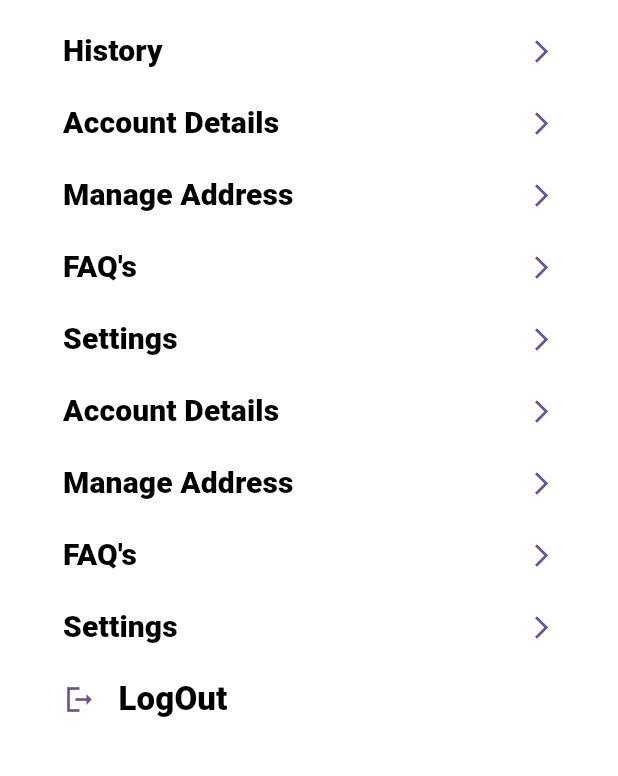
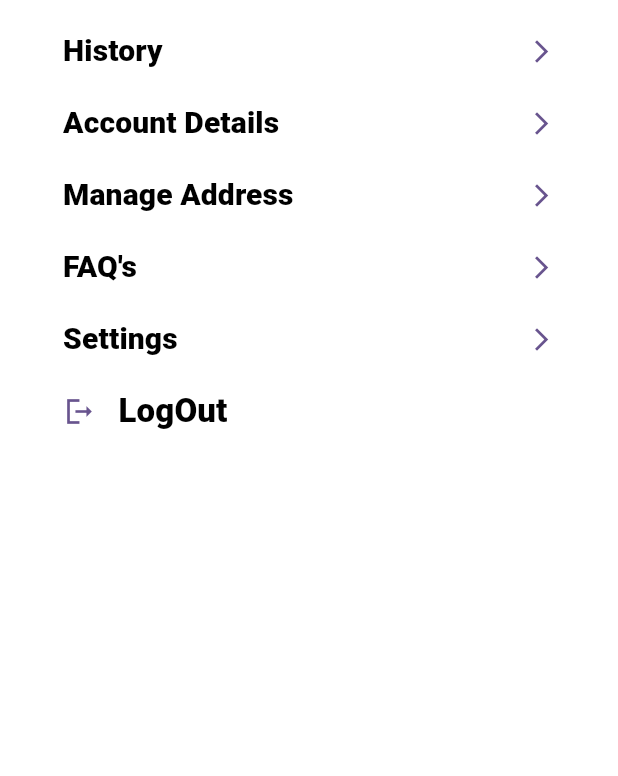
Before and after one commit to Ayush0316/ngo-app, a Flutter app: the Account screen opened directly, on a phone screen of 412 x 824 dp, the part 384-1160 px from its top. Run offline on Flutter 3.47's test engine with Material 2 defaults, Android fonts, the phone set to English and light mode, and no system bars; our stand-ins replace carousel_slider, cloud_firestore, firebase_auth, firebase_core, flutter_form_builder, form_builder_validators and 2 more; missing offline and left inert: adaptive_layout, autocomplete_textfield, form_builder_phone_field, sliding_switch; accounts and stored records are empty; Roboto replaces fonts that are missing (Roboto-Black).

Commit message:
conflits solved

```diff
--- a/ngo_app/lib/screens/Account/account.dart
+++ b/ngo_app/lib/screens/Account/account.dart
@@ -182,7 +182,8 @@ class _AccountState extends State<Account> {
                           )),
                       TextButton(
                           onPressed: () {
-                            const manage_address();
+                            Navigator.of(context).push(MaterialPageRoute(
+                                builder: (context) => const manage_address()));
                           },
                           child: Row(
                             mainAxisAlignment: MainAxisAlignment.spaceBetween,
@@ -207,96 +208,6 @@ class _AccountState extends State<Account> {
                             Navigator.of(context).push(MaterialPageRoute(
                                 builder: (context) => const faq()));
                           },
-                          child: Row(
-                            mainAxisAlignment: MainAxisAlignment.spaceBetween,
-                            children: [
-                              Text(
-                                "FAQ's",
-                                style: TextStyle(
-                                  color: Colors.black,
-                                  fontSize: 20.0,
-                                  fontWeight: FontWeight.normal,
-                                  fontFamily: 'Roboto-Black',
-                                ),
-                              ),
-                              Icon(
-                                Icons.arrow_forward_ios_sharp,
-                                size: 18,
-                              )
-                            ],
-                          )),
-                      TextButton(
-                          onPressed: () {
-                            Navigator.of(context).push(MaterialPageRoute(
-                                builder: (context) => const settings_user()));
-                          },
-                          child: Row(
-                            mainAxisAlignment: MainAxisAlignment.spaceBetween,
-                            children: [
-                              Text(
-                                "Settings",
-                                style: TextStyle(
-                                  color: Colors.black,
-                                  fontSize: 20.0,
-                                  fontWeight: FontWeight.normal,
-                                  fontFamily: 'Roboto-Black',
-                                ),
-                              ),
-                              Icon(
-                                Icons.arrow_forward_ios_sharp,
-                                size: 18,
-                              )
-                            ],
-                          )),
-                      TextButton(
-                          onPressed: () async {
-                            while (Navigator.canPop(context)) {
-                              Navigator.pop(context);
-                            }
-                          },
-                          child: Row(
-                            mainAxisAlignment: MainAxisAlignment.spaceBetween,
-                            children: [
-                              Text(
-                                "Account Details",
-                                style: TextStyle(
-                                  color: Colors.black,
-                                  fontSize: 20.0,
-                                  fontWeight: FontWeight.normal,
-                                  fontFamily: 'Roboto-Black',
-                                ),
-                              ),
-                              Icon(
-                                Icons.arrow_forward_ios_sharp,
-                                size: 18,
-                              )
-                            ],
-                          )),
-                      TextButton(
-                          onPressed: () {
-                            Navigator.of(context).push(MaterialPageRoute(
-                                builder: (context) => const manage_address()));
-                          },
-                          child: Row(
-                            mainAxisAlignment: MainAxisAlignment.spaceBetween,
-                            children: [
-                              Text(
-                                "Manage Address",
-                                style: TextStyle(
-                                  color: Colors.black,
-                                  fontSize: 20.0,
-                                  fontWeight: FontWeight.normal,
-                                  fontFamily: 'Roboto-Black',
-                                ),
-                              ),
-                              Icon(
-                                Icons.arrow_forward_ios_sharp,
-                                size: 18,
-                              )
-                            ],
-                          )),
-                      TextButton(
-                          onPressed: () {},
                           child: Row(
                             mainAxisAlignment: MainAxisAlignment.spaceBetween,
                             children: [
```
